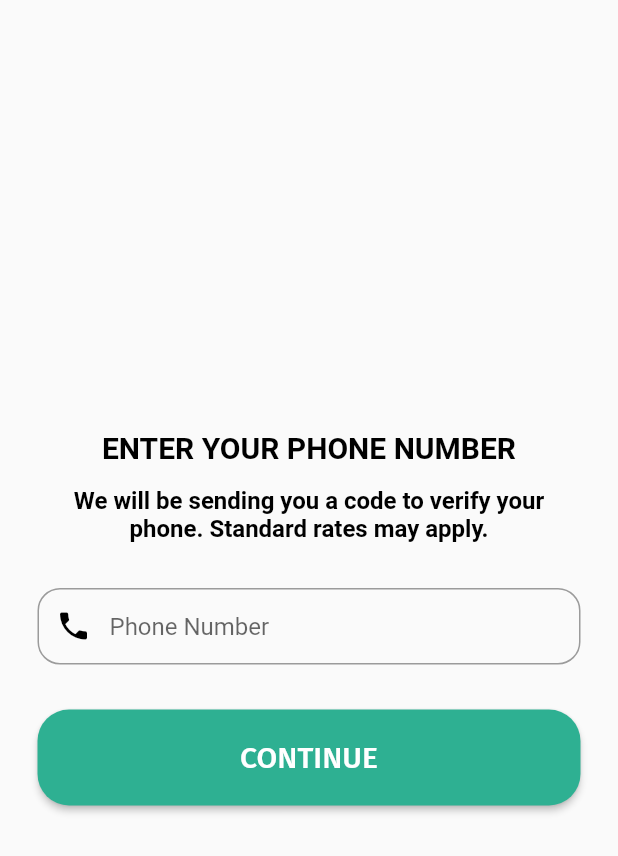
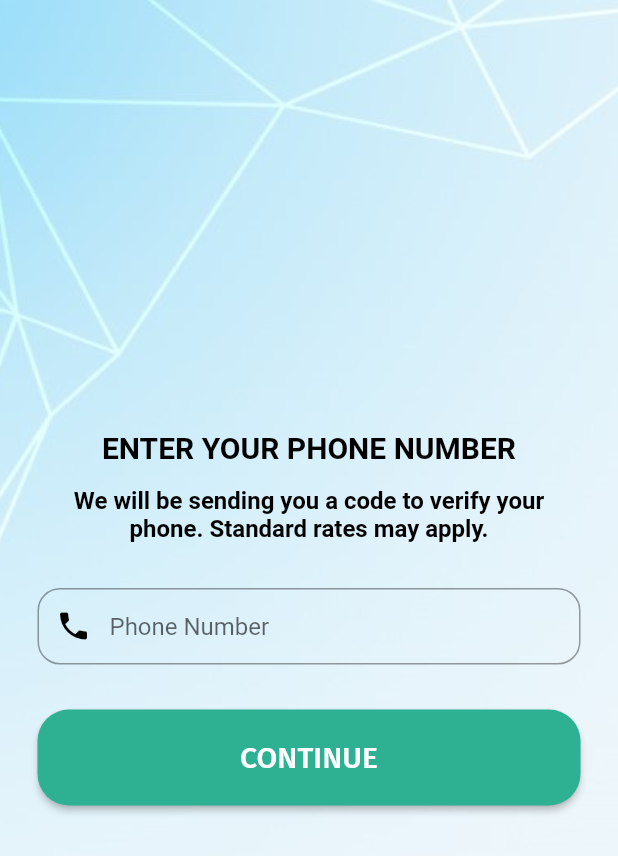
Before and after one commit to mehul-da/Charitea, a Flutter app: the LoginScreen screen opened directly, on a phone screen of 412 x 824 dp. Shown: the top 856 px of the screen. Run offline on Flutter 3.47's test engine with Material 2 defaults, Android fonts, the phone set to English and light mode, and no system bars; our stand-ins replace google_fonts; missing offline and left inert: mdi.

Commit message:
Added new background for Login screen.

```diff
--- a/lib/LoginScreen.dart
+++ b/lib/LoginScreen.dart
@@ -12,10 +12,10 @@ class LoginScreen extends StatefulWidget {
 class _LoginScreenState extends State<LoginScreen> {
   final background = BoxDecoration(
     image: DecorationImage(
-      image: AssetImage('images/background2.png'),
+      image: AssetImage('images/background.jpg'),
       fit: BoxFit.cover,
       colorFilter:
-          ColorFilter.mode(Colors.black.withOpacity(0.8), BlendMode.dstATop),
+          ColorFilter.mode(Color.fromRGBO(0x2e, 0xb0, 0x92, 1.0).withOpacity(1), BlendMode.dstATop),
     ),
   );
 
@@ -36,7 +36,8 @@ class _LoginScreenState extends State<LoginScreen> {
     shape: RoundedRectangleBorder(borderRadius: BorderRadius.circular(21)),
     padding: const EdgeInsets.only(top: 20, bottom: 20),
     onPressed: () => {},
-    color: Color(0xFF2eb092),
+    color: Color.fromRGBO(0x2e, 0xb0, 0x92, 1.0),
+    // color: Color(0xFF2eb092),
     textColor: Colors.white,
     child: Text(
       "CONTINUE",
@@ -66,6 +67,7 @@ class _LoginScreenState extends State<LoginScreen> {
           child: Container(
             height: MediaQuery.of(context).size.height,
             alignment: Alignment.topCenter,
+            decoration: background,
             padding: EdgeInsets.all(25.0),
             child: Center(
               child: ListView(
```
Also changed, not shown: images/background.jpg.
